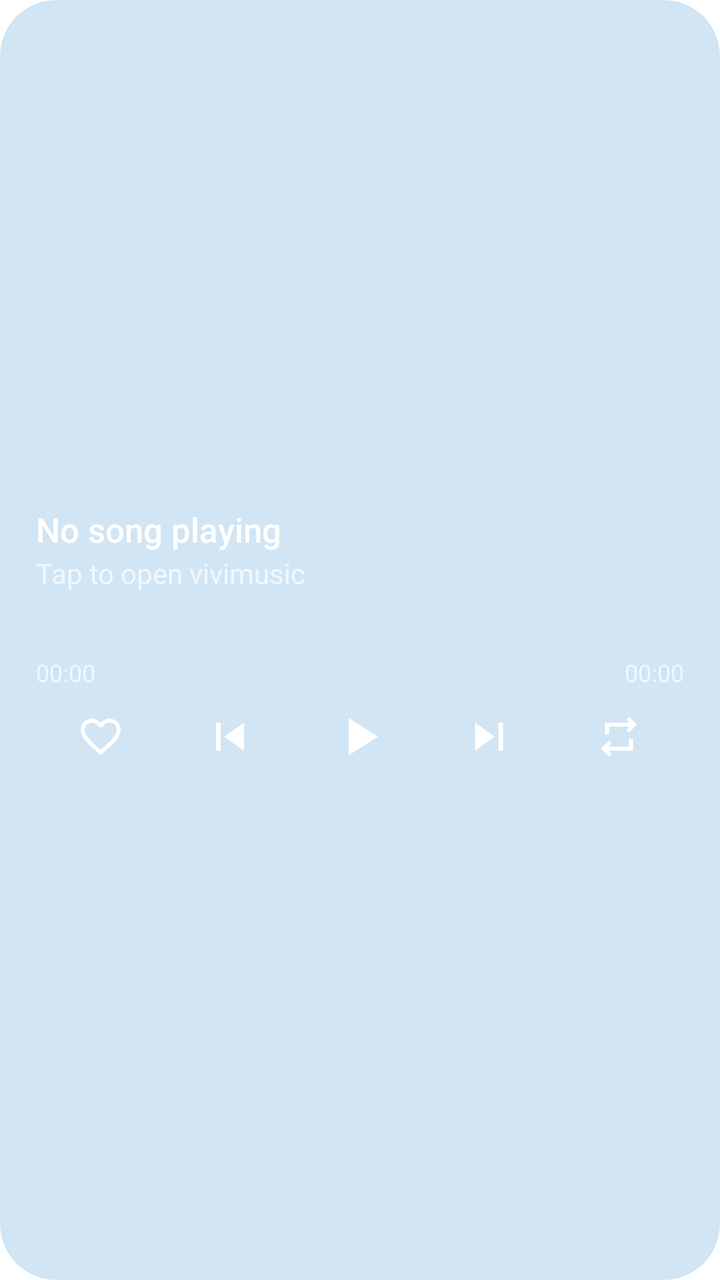
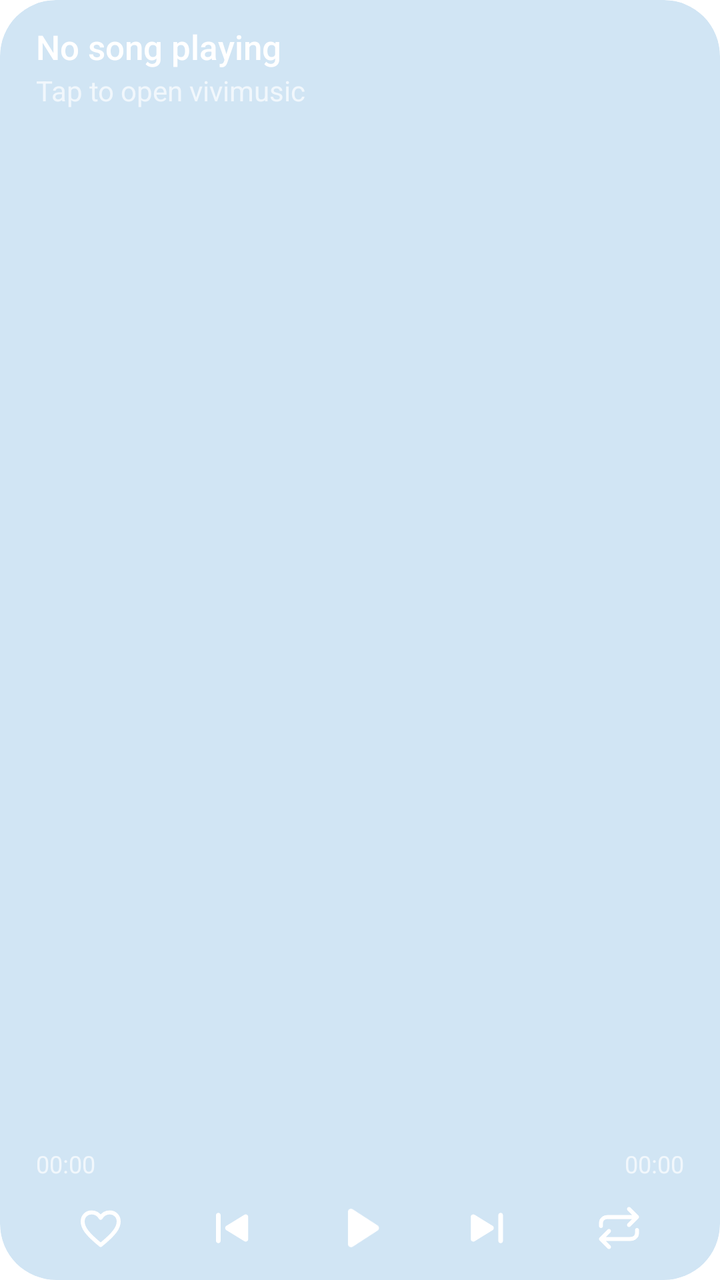

Screens rendered from an Android XML layout before and after an edit, with the pre-edit source and the edit as a unified diff.
<!-- AndroidManifest.xml: application theme Theme.vivimusic -->
<!-- res/layout/widget_music_player.xml -->
<?xml version="1.0" encoding="utf-8"?>
<FrameLayout xmlns:android="http://schemas.android.com/apk/res/android"
    android:id="@android:id/background"
    android:layout_width="match_parent"
    android:layout_height="match_parent"
    android:background="@drawable/widget_background"
    android:clipToOutline="true"
    android:theme="@style/Theme.Widget.vivimusic">

    
    <ImageView
        android:id="@+id/widget_background_art"
        android:layout_width="match_parent"
        android:layout_height="match_parent"
        android:scaleType="centerCrop"
        android:src="@mipmap/ic_launcher"
        android:contentDescription="@string/album_art" />

    <LinearLayout
        android:layout_width="match_parent"
        android:layout_height="match_parent"
        android:gravity="center_vertical"
        android:orientation="vertical"
        android:paddingStart="18dp"
        android:paddingEnd="18dp"
        android:paddingTop="12dp"
        android:paddingBottom="8dp">

        <TextView
            android:id="@+id/widget_song_title"
            android:layout_width="match_parent"
            android:layout_height="wrap_content"
            android:text="@string/not_playing"
            android:textSize="17sp"
            android:fontFamily="sans-serif-medium"
            android:textColor="#FFFFFF"
            android:maxLines="1"
            android:ellipsize="end" />

        <TextView
            android:id="@+id/widget_artist_name"
            android:layout_width="match_parent"
            android:layout_height="wrap_content"
            android:text="@string/tap_to_play"
            android:textSize="14sp"
            android:textColor="#B3FFFFFF"
            android:maxLines="1"
            android:ellipsize="end"
            android:layout_marginTop="1dp"
            android:layout_marginBottom="8dp" />

        
        <ImageView
            android:id="@+id/widget_progress_track"
            android:layout_width="match_parent"
            android:layout_height="24dp"
            android:scaleType="fitXY"
            android:contentDescription="@null" />

        <LinearLayout
            android:layout_width="match_parent"
            android:layout_height="wrap_content"
            android:orientation="horizontal">

            <TextView
                android:id="@+id/widget_time_current"
                android:layout_width="0dp"
                android:layout_height="wrap_content"
                android:layout_weight="1"
                android:text="00:00"
                android:textSize="12sp"
                android:textColor="#B3FFFFFF" />

            <TextView
                android:id="@+id/widget_time_total"
                android:layout_width="wrap_content"
                android:layout_height="wrap_content"
                android:text="00:00"
                android:textSize="12sp"
                android:textColor="#B3FFFFFF" />
        </LinearLayout>

        
        <LinearLayout
            android:layout_width="match_parent"
            android:layout_height="wrap_content"
            android:orientation="horizontal"
            android:gravity="center_vertical"
            android:layout_marginTop="2dp">

            <ImageButton
                android:id="@+id/widget_like_button"
                android:layout_width="0dp"
                android:layout_height="44dp"
                android:layout_weight="1"
                android:padding="10dp"
                android:scaleType="fitCenter"
                android:background="@android:color/transparent"
                android:src="@drawable/ic_widget_heart_outline_nav"
                android:contentDescription="@string/like"
                android:tint="#FFFFFF" />

            <ImageButton
                android:id="@+id/widget_prev_button"
                android:layout_width="0dp"
                android:layout_height="44dp"
                android:layout_weight="1"
                android:padding="8dp"
                android:scaleType="fitCenter"
                android:background="@android:color/transparent"
                android:src="@drawable/ic_widget_skip_previous"
                android:contentDescription="@string/previous"
                android:tint="#FFFFFF" />

            <FrameLayout
                android:id="@+id/widget_play_pause_container"
                android:layout_width="0dp"
                android:layout_height="44dp"
                android:layout_weight="1">

                <ImageView
                    android:id="@+id/widget_play_pause"
                    android:layout_width="32dp"
                    android:layout_height="32dp"
                    android:layout_gravity="center"
                    android:src="@drawable/ic_widget_play"
                    android:tint="#FFFFFF"
                    android:contentDescription="@string/play_pause" />
            </FrameLayout>

            <ImageButton
                android:id="@+id/widget_next_button"
                android:layout_width="0dp"
                android:layout_height="44dp"
                android:layout_weight="1"
                android:padding="8dp"
                android:scaleType="fitCenter"
                android:background="@android:color/transparent"
                android:src="@drawable/ic_widget_skip_next"
                android:contentDescription="@string/next"
                android:tint="#FFFFFF" />

            <ImageButton
                android:id="@+id/widget_repeat_button"
                android:layout_width="0dp"
                android:layout_height="44dp"
                android:layout_weight="1"
                android:padding="10dp"
                android:scaleType="fitCenter"
                android:background="@android:color/transparent"
                android:src="@drawable/repeat"
                android:contentDescription="@string/repeat_mode_off"
                android:tint="#FFFFFF" />
        </LinearLayout>

    </LinearLayout>

</FrameLayout>
<!-- resources referenced by this layout -->
<resources>
  <!-- drawable ic_widget_heart_outline_nav (drawable) -->
  <vector xmlns:android="http://schemas.android.com/apk/res/android"
      android:height="24dp"
      android:viewportHeight="24"
      android:viewportWidth="24"
      android:width="24dp">
      <path
          android:fillColor="@color/widget_on_tertiary_container"
          android:pathData="M16.5,3c-1.74,0 -3.41,0.81 -4.5,2.09C10.91,3.81 9.24,3 7.5,3 4.42,3 2,5.42 2,8.5c0,3.78 3.4,6.86 8.55,11.54L12,21.35l1.45,-1.32C18.6,15.36 22,12.28 22,8.5 22,5.42 19.58,3 16.5,3zM12.1,18.55l-0.1,0.1 -0.1,-0.1C7.14,14.24 4,11.39 4,8.5 4,6.5 5.5,5 7.5,5c1.54,0 3.04,0.99 3.57,2.36h1.87C13.46,5.99 14.96,5 16.5,5c2,0 3.5,1.5 3.5,3.5 0,2.89 -3.14,5.74 -7.9,10.05z"/>
  </vector>
  <!-- drawable ic_widget_play (drawable) -->
  <vector xmlns:android="http://schemas.android.com/apk/res/android"
      android:height="24dp"
      android:viewportHeight="24"
      android:viewportWidth="24"
      android:width="24dp">
      <path
          android:fillColor="#FFFFFF"
          android:pathData="M8,5v14l11,-7z"/>
  </vector>
  <!-- drawable ic_widget_skip_next (drawable) -->
  <vector xmlns:android="http://schemas.android.com/apk/res/android"
      android:height="24dp"
      android:viewportHeight="24"
      android:viewportWidth="24"
      android:width="24dp">
      <path
          android:fillColor="@color/widget_text_primary"
          android:pathData="M6,18l8.5,-6L6,6v12zM16,6v12h2V6h-2z"/>
  </vector>
  <!-- drawable ic_widget_skip_previous (drawable) -->
  <vector xmlns:android="http://schemas.android.com/apk/res/android"
      android:height="24dp"
      android:viewportHeight="24"
      android:viewportWidth="24"
      android:width="24dp">
      <path
          android:fillColor="@color/widget_text_primary"
          android:pathData="M6,6h2v12L6,18zM9.5,12l8.5,6L18,6z"/>
  </vector>
  <!-- drawable repeat (drawable) -->
  <vector xmlns:android="http://schemas.android.com/apk/res/android"
      android:width="24.0dip"
      android:height="24.0dip"
      android:viewportWidth="960.0"
      android:viewportHeight="960.0">
      <path
          android:fillColor="@android:color/white"
          android:pathData="M280,880L120,720L280,560L336,618L274,680L680,680L680,520L760,520L760,760L274,760L336,822L280,880ZM200,440L200,200L686,200L624,138L680,80L840,240L680,400L624,342L686,280L280,280L280,440L200,440Z" />
  </vector>
  <!-- drawable widget_background (drawable) -->
  <?xml version="1.0" encoding="utf-8"?>
  <shape xmlns:android="http://schemas.android.com/apk/res/android"
      xmlns:tools="http://schemas.android.com/tools"
      android:shape="rectangle">
      <solid android:color="@android:color/system_accent1_100"
          tools:targetApi="31" />
      <corners android:radius="28dp" />
  </shape>
  <!-- mipmap ic_launcher (drawable) -->
  <?xml version="1.0" encoding="utf-8"?>
  <adaptive-icon xmlns:android="http://schemas.android.com/apk/res/android">
      <background android:drawable="@color/ic_launcher_background"/>
      <foreground android:drawable="@drawable/ic_launcher_foreground"/>
  </adaptive-icon>
  <string name="album_art">Album art</string>
  <string name="like">Like</string>
  <string name="next">Next</string>
  <string name="not_playing">No song playing</string>
  <string name="play_pause">Play/Pause</string>
  <string name="previous">Previous</string>
  <string name="repeat_mode_off">Repeat mode off</string>
  <string name="tap_to_play">Tap to open vivimusic</string>
  <style name="Theme.Widget.vivimusic" parent="@android:style/Theme.DeviceDefault.DayNight">
          <item name="android:colorBackground">#E6E1E5</item>
      </style>
  <color name="widget_on_tertiary_container">#31111D</color>
  <color name="widget_text_primary">#1C1B1F</color>
  <color name="ic_launcher_background">#66302C</color>
  <!-- unchanged entries left out for length: 2 -->
</resources>

<!-- the commit's change to res/layout/widget_music_player.xml (unified diff, before → after) -->
@@ -19,12 +19,12 @@
     <LinearLayout
         android:layout_width="match_parent"
         android:layout_height="match_parent"
-        android:gravity="center_vertical"
+        android:gravity="top"
         android:orientation="vertical"
         android:paddingStart="18dp"
         android:paddingEnd="18dp"
         android:paddingTop="12dp"
-        android:paddingBottom="8dp">
+        android:paddingBottom="4dp">
 
         <TextView
             android:id="@+id/widget_song_title"
@@ -46,8 +46,13 @@
             android:textColor="#B3FFFFFF"
             android:maxLines="1"
             android:ellipsize="end"
-            android:layout_marginTop="1dp"
-            android:layout_marginBottom="8dp" />
+            android:layout_marginTop="1dp" />
+
+        
+        <FrameLayout
+            android:layout_width="match_parent"
+            android:layout_height="0dp"
+            android:layout_weight="1" />
 
         
         <ImageView
@@ -96,7 +101,7 @@
                 android:padding="10dp"
                 android:scaleType="fitCenter"
                 android:background="@android:color/transparent"
-                android:src="@drawable/ic_widget_heart_outline_nav"
+                android:src="@drawable/ic_widget_n_heart_outline"
                 android:contentDescription="@string/like"
                 android:tint="#FFFFFF" />
 
@@ -108,7 +113,7 @@
                 android:padding="8dp"
                 android:scaleType="fitCenter"
                 android:background="@android:color/transparent"
-                android:src="@drawable/ic_widget_skip_previous"
+                android:src="@drawable/ic_widget_n_skip_previous"
                 android:contentDescription="@string/previous"
                 android:tint="#FFFFFF" />
 
@@ -120,10 +125,10 @@
 
                 <ImageView
                     android:id="@+id/widget_play_pause"
-                    android:layout_width="32dp"
-                    android:layout_height="32dp"
+                    android:layout_width="36dp"
+                    android:layout_height="36dp"
                     android:layout_gravity="center"
-                    android:src="@drawable/ic_widget_play"
+                    android:src="@drawable/ic_widget_n_play"
                     android:tint="#FFFFFF"
                     android:contentDescription="@string/play_pause" />
             </FrameLayout>
@@ -136,7 +141,7 @@
                 android:padding="8dp"
                 android:scaleType="fitCenter"
                 android:background="@android:color/transparent"
-                android:src="@drawable/ic_widget_skip_next"
+                android:src="@drawable/ic_widget_n_skip_next"
                 android:contentDescription="@string/next"
                 android:tint="#FFFFFF" />
 
@@ -148,7 +153,7 @@
                 android:padding="10dp"
                 android:scaleType="fitCenter"
                 android:background="@android:color/transparent"
-                android:src="@drawable/repeat"
+                android:src="@drawable/ic_widget_n_repeat"
                 android:contentDescription="@string/repeat_mode_off"
                 android:tint="#FFFFFF" />
         </LinearLayout>
<!-- resource entries referenced after the edit -->
@@ -1,54 +1,44 @@
 <!-- resources referenced by this layout -->
 <resources>
-  <!-- drawable ic_widget_heart_outline_nav (drawable) -->
+  <!-- drawable ic_widget_n_heart_outline (drawable) -->
   <vector xmlns:android="http://schemas.android.com/apk/res/android"
+      android:width="24dp"
       android:height="24dp"
-      android:viewportHeight="24"
       android:viewportWidth="24"
-      android:width="24dp">
-      <path
-          android:fillColor="@color/widget_on_tertiary_container"
-          android:pathData="M16.5,3c-1.74,0 -3.41,0.81 -4.5,2.09C10.91,3.81 9.24,3 7.5,3 4.42,3 2,5.42 2,8.5c0,3.78 3.4,6.86 8.55,11.54L12,21.35l1.45,-1.32C18.6,15.36 22,12.28 22,8.5 22,5.42 19.58,3 16.5,3zM12.1,18.55l-0.1,0.1 -0.1,-0.1C7.14,14.24 4,11.39 4,8.5 4,6.5 5.5,5 7.5,5c1.54,0 3.04,0.99 3.57,2.36h1.87C13.46,5.99 14.96,5 16.5,5c2,0 3.5,1.5 3.5,3.5 0,2.89 -3.14,5.74 -7.9,10.05z"/>
+      android:viewportHeight="24">
+      <path android:strokeColor="#FFFFFF" android:strokeWidth="2" android:strokeLineJoin="round" android:pathData="M12,20.5C5,14.8 3,11.8 3,8.7C3,6.1 5,4.2 7.4,4.2C9.2,4.2 11,5.2 12,6.9C13,5.2 14.8,4.2 16.6,4.2C19,4.2 21,6.1 21,8.7C21,11.8 19,14.8 12,20.5Z"/>
   </vector>
-  <!-- drawable ic_widget_play (drawable) -->
+  <!-- drawable ic_widget_n_play (drawable) -->
   <vector xmlns:android="http://schemas.android.com/apk/res/android"
+      android:width="24dp"
       android:height="24dp"
-      android:viewportHeight="24"
       android:viewportWidth="24"
-      android:width="24dp">
-      <path
-          android:fillColor="#FFFFFF"
-          android:pathData="M8,5v14l11,-7z"/>
+      android:viewportHeight="24">
+      <path android:fillColor="#FFFFFF" android:pathData="M8.2,6.6C8.2,5.8 9.1,5.3 9.8,5.75L18.1,11.15C18.7,11.55 18.7,12.45 18.1,12.85L9.8,18.25C9.1,18.7 8.2,18.2 8.2,17.4Z"/>
   </vector>
-  <!-- drawable ic_widget_skip_next (drawable) -->
+  <!-- drawable ic_widget_n_repeat (drawable) -->
   <vector xmlns:android="http://schemas.android.com/apk/res/android"
+      android:width="24dp"
       android:height="24dp"
-      android:viewportHeight="24"
       android:viewportWidth="24"
-      android:width="24dp">
-      <path
-          android:fillColor="@color/widget_text_primary"
-          android:pathData="M6,18l8.5,-6L6,6v12zM16,6v12h2V6h-2z"/>
+      android:viewportHeight="24">
+      <path android:strokeColor="#FFFFFF" android:strokeWidth="2" android:strokeLineCap="round" android:strokeLineJoin="round" android:pathData="M17,2.5L21,6.5L17,10.5M3,11V9.5C3,7.6 4.6,6.5 6.5,6.5H21M7,21.5L3,17.5L7,13.5M21,13V14.5C21,16.4 19.4,17.5 17.5,17.5H3"/>
   </vector>
-  <!-- drawable ic_widget_skip_previous (drawable) -->
+  <!-- drawable ic_widget_n_skip_next (drawable) -->
   <vector xmlns:android="http://schemas.android.com/apk/res/android"
+      android:width="24dp"
       android:height="24dp"
-      android:viewportHeight="24"
       android:viewportWidth="24"
-      android:width="24dp">
-      <path
-          android:fillColor="@color/widget_text_primary"
-          android:pathData="M6,6h2v12L6,18zM9.5,12l8.5,6L18,6z"/>
+      android:viewportHeight="24">
+      <path android:fillColor="#FFFFFF" android:pathData="M16,6.5C16,5.95 16.45,5.5 17,5.5s1,0.45 1,1v11c0,0.55 -0.45,1 -1,1s-1,-0.45 -1,-1ZM5.8,6.3C5.1,5.9 4.2,6.4 4.2,7.2V16.8C4.2,17.6 5.1,18.1 5.8,17.7L13.6,12.9C14.2,12.5 14.2,11.5 13.6,11.1Z"/>
   </vector>
-  <!-- drawable repeat (drawable) -->
+  <!-- drawable ic_widget_n_skip_previous (drawable) -->
   <vector xmlns:android="http://schemas.android.com/apk/res/android"
-      android:width="24.0dip"
-      android:height="24.0dip"
-      android:viewportWidth="960.0"
-      android:viewportHeight="960.0">
-      <path
-          android:fillColor="@android:color/white"
-          android:pathData="M280,880L120,720L280,560L336,618L274,680L680,680L680,520L760,520L760,760L274,760L336,822L280,880ZM200,440L200,200L686,200L624,138L680,80L840,240L680,400L624,342L686,280L280,280L280,440L200,440Z" />
+      android:width="24dp"
+      android:height="24dp"
+      android:viewportWidth="24"
+      android:viewportHeight="24">
+      <path android:fillColor="#FFFFFF" android:pathData="M6,6.5C6,5.95 6.45,5.5 7,5.5s1,0.45 1,1v11c0,0.55 -0.45,1 -1,1s-1,-0.45 -1,-1ZM18.2,6.3C18.9,5.9 19.8,6.4 19.8,7.2V16.8C19.8,17.6 18.9,18.1 18.2,17.7L10.4,12.9C9.8,12.5 9.8,11.5 10.4,11.1Z"/>
   </vector>
   <!-- drawable widget_background (drawable) -->
   <?xml version="1.0" encoding="utf-8"?>
@@ -76,8 +66,6 @@
   <style name="Theme.Widget.vivimusic" parent="@android:style/Theme.DeviceDefault.DayNight">
           <item name="android:colorBackground">#E6E1E5</item>
       </style>
-  <color name="widget_on_tertiary_container">#31111D</color>
-  <color name="widget_text_primary">#1C1B1F</color>
   <color name="ic_launcher_background">#66302C</color>
   <!-- unchanged entries left out for length: 2 -->
 </resources>
